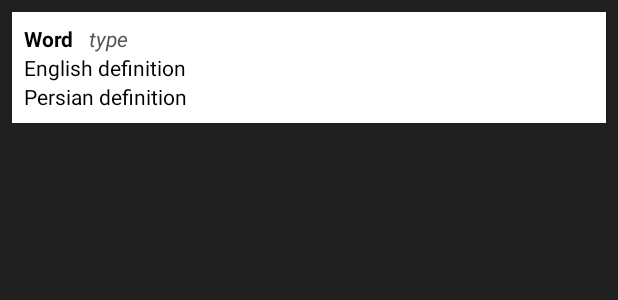
After one commit to alitavakol/language-magazine, an Android app: the layout word_definition.xml on its own in the app's theme, with its tools: preview values and no code run, on a phone screen of 412 x 824 dp. The commit adds this screen. Shown: the top 300 px of the screen. Run offline under Robolectric (Android 15) with nearby library versions, the phone set to English and light mode, and no system bars; network calls fail.

Commit message:
show definition of new word (glossary) in a popup
bug fixes,

```diff
--- a/app/src/main/java/me/ali/coolenglishmagazine/MusicService.java
+++ b/app/src/main/java/me/ali/coolenglishmagazine/MusicService.java
@@ -78,7 +78,7 @@ public class MusicService extends Service implements
 
     @Override
     public int onStartCommand(Intent intent, int flags, int startId) {
-        final String action = intent.getAction();
+        final String action = intent != null ? intent.getAction() : null;
 
         if(action != null) {
             if (action.equals(ACTION_PREPARE)) {
--- a/app/src/main/res/layout/activity_read_and_listen.xml
+++ b/app/src/main/res/layout/activity_read_and_listen.xml
@@ -1,6 +1,7 @@
 <?xml version="1.0" encoding="utf-8"?>
 <RelativeLayout xmlns:android="http://schemas.android.com/apk/res/android"
     xmlns:tools="http://schemas.android.com/tools"
+    android:id="@+id/main_layout"
     android:layout_width="match_parent"
     android:layout_height="match_parent"
     tools:context="me.ali.coolenglishmagazine.ReadAndListenActivity">
--- /dev/null
+++ b/app/src/main/res/layout/word_definition.xml
@@ -0,0 +1,48 @@
+<?xml version="1.0" encoding="utf-8"?>
+<LinearLayout xmlns:android="http://schemas.android.com/apk/res/android"
+    android:layout_width="match_parent"
+    android:layout_height="wrap_content"
+    android:layout_margin="@dimen/activity_horizontal_margin"
+    android:background="@android:color/white"
+    android:elevation="5dp"
+    android:orientation="vertical"
+    android:padding="@dimen/activity_horizontal_margin">
+
+    <LinearLayout
+        android:layout_width="match_parent"
+        android:layout_height="wrap_content"
+        android:orientation="horizontal">
+
+        <TextView
+            android:id="@+id/new_word"
+            android:layout_width="wrap_content"
+            android:layout_height="wrap_content"
+            android:text="Word"
+            android:textColor="#000"
+            android:textStyle="bold" />
+
+        <TextView
+            android:id="@+id/word_type"
+            android:layout_width="wrap_content"
+            android:layout_height="wrap_content"
+            android:paddingLeft="10dp"
+            android:text="type"
+            android:textColor="#555"
+            android:textStyle="italic" />
+    </LinearLayout>
+
+    <TextView
+        android:id="@+id/def_en"
+        android:layout_width="match_parent"
+        android:layout_height="wrap_content"
+        android:text="English definition"
+        android:textColor="#000" />
+
+    <TextView
+        android:id="@+id/def_fa"
+        android:layout_width="match_parent"
+        android:layout_height="wrap_content"
+        android:text="Persian definition"
+        android:textColor="#000" />
+
+</LinearLayout>
```
Also changed, not shown: app/src/main/java/me/ali/coolenglishmagazine/ReadAndListenActivity.java (+40 -4 lines).
